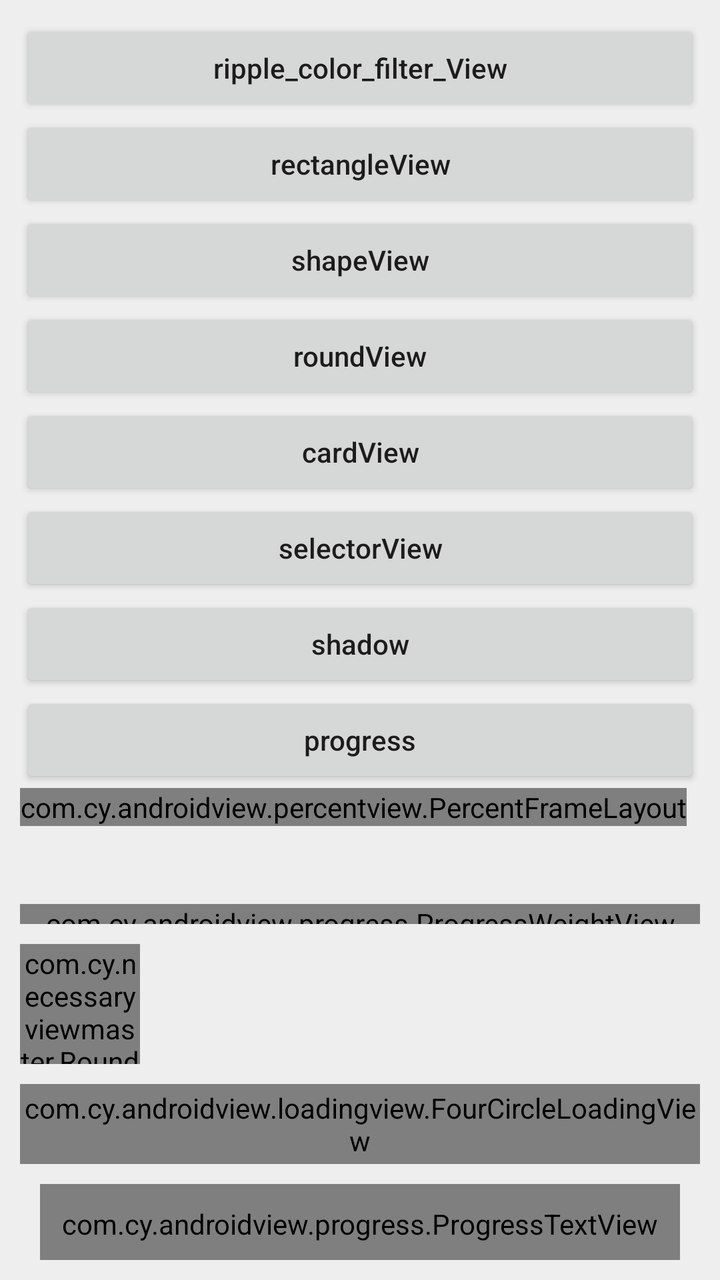
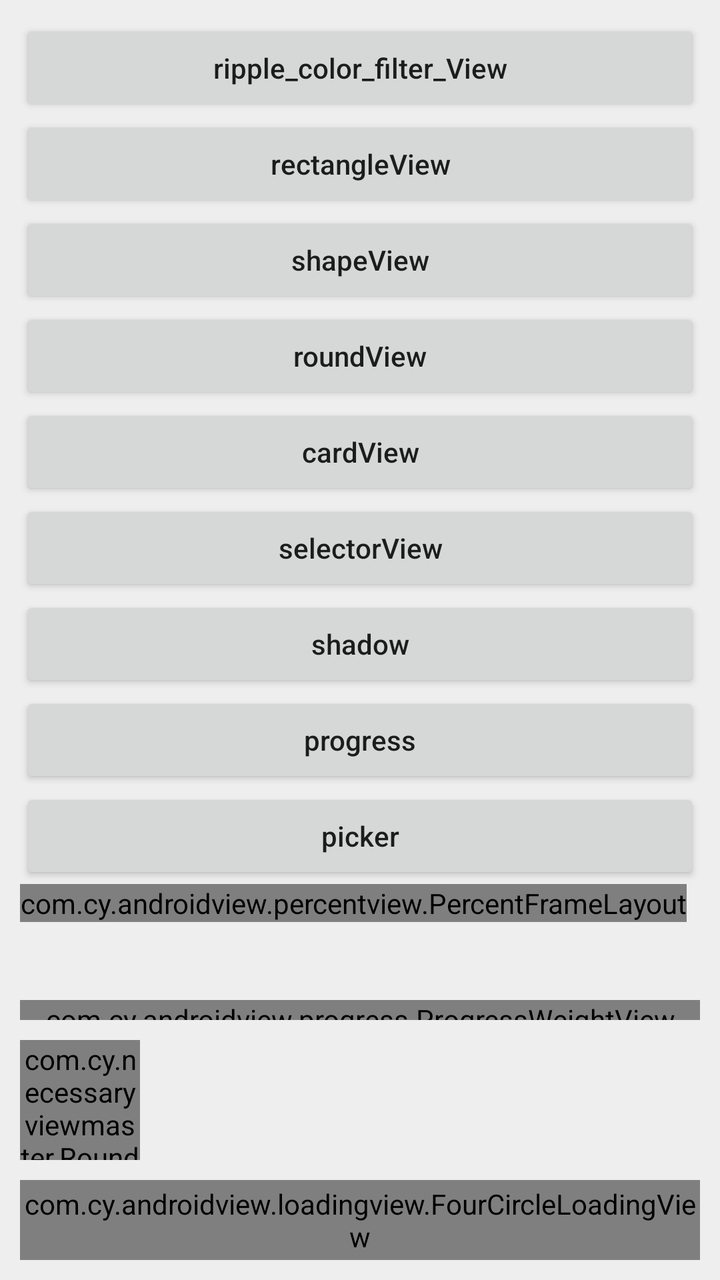

Two renders of the same Android screen: before a commit and after it. Below are the layout's source before the change and the commit's diff.
<!-- AndroidManifest.xml: application theme AppTheme -->
<!-- res/layout/activity_main.xml -->
<?xml version="1.0" encoding="utf-8"?>
<LinearLayout xmlns:android="http://schemas.android.com/apk/res/android"
    xmlns:app="http://schemas.android.com/apk/res-auto"
    xmlns:tools="http://schemas.android.com/tools"
    android:id="@+id/activity_main"
    android:layout_width="match_parent"
    android:layout_height="match_parent"
    android:background="#eee"
    android:orientation="vertical"
    android:padding="10dp">

    <Button
        android:id="@+id/btn_click"
        android:layout_width="match_parent"
        android:layout_height="wrap_content"
        android:text="ripple_color_filter_View" />

    <Button
        android:id="@+id/btn_rectangle"
        android:layout_width="match_parent"
        android:layout_height="wrap_content"
        android:text="rectangleView" />

    <Button
        android:id="@+id/btn_shape"
        android:layout_width="match_parent"
        android:layout_height="wrap_content"
        android:text="shapeView" />

    <Button
        android:id="@+id/btn_roundiv"
        android:layout_width="match_parent"
        android:layout_height="wrap_content"
        android:text="roundView" />

    <Button
        android:id="@+id/btn_card"
        android:layout_width="match_parent"
        android:layout_height="wrap_content"
        android:text="cardView" />

    <Button
        android:id="@+id/btn_selector"
        android:layout_width="match_parent"
        android:layout_height="wrap_content"
        android:text="selectorView" />

    <Button
        android:id="@+id/btn_shadow"
        android:layout_width="match_parent"
        android:layout_height="wrap_content"
        android:text="shadow" />

    <Button
        android:id="@+id/btn_progress"
        android:layout_width="match_parent"
        android:layout_height="wrap_content"
        android:text="progress" />

    <com.cy.androidview.percentview.PercentFrameLayout
        android:layout_width="wrap_content"
        android:layout_height="wrap_content"
        android:background="#f00"
        app:cy_width_percent="0.8">

        <TextView
            android:layout_width="match_parent"
            android:layout_height="wrap_content"
            android:text="瓜皮" />
    </com.cy.androidview.percentview.PercentFrameLayout>

    <TextView
        android:id="@+id/tv"
        android:layout_width="match_parent"
        android:layout_height="wrap_content" />

    <com.cy.androidview.progress.ProgressWeightView
        android:id="@+id/ProgressWeightView"
        android:layout_width="match_parent"
        android:layout_height="10dp"
        android:layout_marginTop="20dp" />

    <com.cy.necessaryviewmaster.RoundedCornerLayout
        android:layout_width="60dp"
        android:layout_height="60dp"
        android:layout_marginTop="10dp"
        android:background="#EEEEEE">

        <ImageView
            android:layout_width="match_parent"
            android:layout_height="match_parent"
            android:scaleType="centerCrop"
            android:src="@drawable/hg" />

    </com.cy.necessaryviewmaster.RoundedCornerLayout>

    <com.cy.androidview.loadingview.FourCircleLoadingView
        android:layout_width="match_parent"
        android:layout_height="40dp"
        android:layout_gravity="center"
        android:layout_marginTop="10dp"
        android:background="#fefefe" />

    <com.cy.androidview.progress.ProgressTextView
        android:id="@+id/tvProgress"
        android:layout_width="match_parent"
        android:layout_height="40dp"
        android:gravity="center"
        android:text="发送中，请稍候"
        android:textStyle="bold"
        android:layout_margin="10dp"

        app:cy_progress="40"
        app:cy_maxProgress="100"

        app:cy_progressColor="#33A8FF"
        app:cy_bgColor="#FFFFFF"

        app:cy_leftTextColor="#FFFFFF"
        app:cy_rightTextColor="#33A8FF"

        app:cy_cornerRadius="20dp"/>

    <com.cy.androidview.loadingview.Four2
        android:layout_width="match_parent"
        android:layout_height="match_parent"
        android:layout_gravity="center"
        android:layout_marginTop="10dp"
        android:background="#fefefe" />
</LinearLayout>
<!-- resources referenced by this layout -->
<resources>
  <!-- drawable hg: jpg bitmap (drawable-xhdpi, 15045 bytes) -->
  <style name="AppTheme" parent="Theme.AppCompat.Light.NoActionBar">
          
          <item name="colorPrimary">@color/colorPrimary</item>
          <item name="colorPrimaryDark">@color/colorPrimaryDark</item>
          <item name="colorAccent">@color/colorAccent</item>
          <item name="android:textAllCaps">false</item>
  
      </style>
  <color name="colorPrimary">#3F51B5</color>
  <color name="colorPrimaryDark">#303F9F</color>
  <color name="colorAccent">#FF4081</color>
</resources>

<!-- the commit's change to res/layout/activity_main.xml (unified diff, before → after) -->
@@ -56,6 +56,11 @@
         android:layout_width="match_parent"
         android:layout_height="wrap_content"
         android:text="progress" />
+    <Button
+        android:id="@+id/btn_picker"
+        android:layout_width="match_parent"
+        android:layout_height="wrap_content"
+        android:text="picker" />
 
     <com.cy.androidview.percentview.PercentFrameLayout
         android:layout_width="wrap_content"
